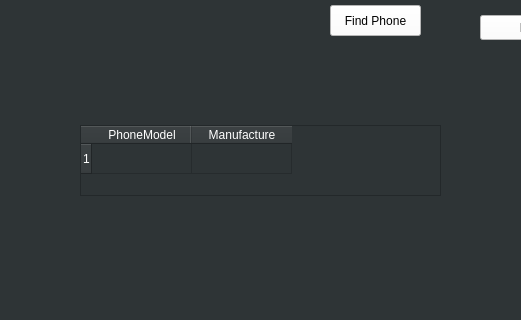
JohnCMeyer/PhoneFinder, file PhoneModelPage.ui: the form before one commit; both pictures show x 240 to 761 and y 295 to 615 of the 1000 by 800 pixel window.
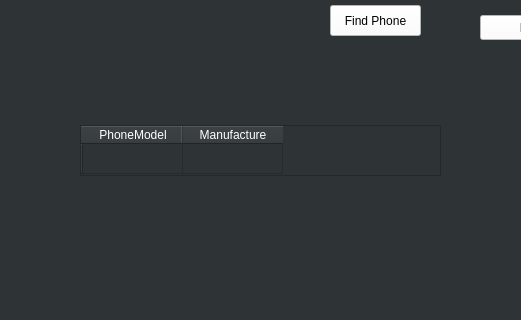
The form after the commit.

```diff
--- a/PhoneModelPage.ui
+++ b/PhoneModelPage.ui
@@ -71,7 +71,7 @@
      <x>320</x>
      <y>420</y>
      <width>361</width>
-     <height>71</height>
+     <height>51</height>
     </rect>
    </property>
    <property name="styleSheet">
@@ -83,7 +83,11 @@
    <property name="columnCount">
     <number>2</number>
    </property>
-   <row/>
+   <row>
+    <property name="text">
+     <string/>
+    </property>
+   </row>
    <column>
     <property name="text">
      <string>PhoneModel</string>
```
